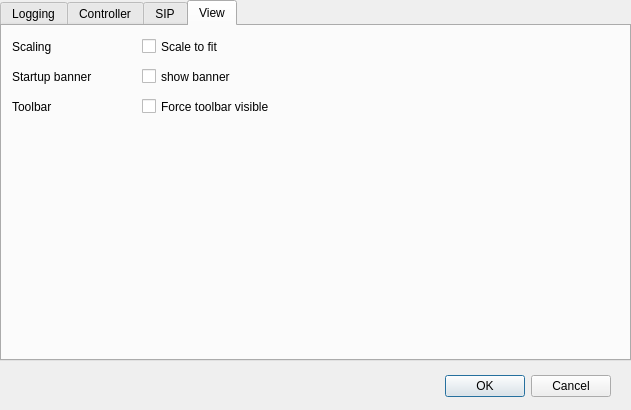
Above: tqtsettings.ui from TheLord45/tpanel before the change. Below: the same form after it.
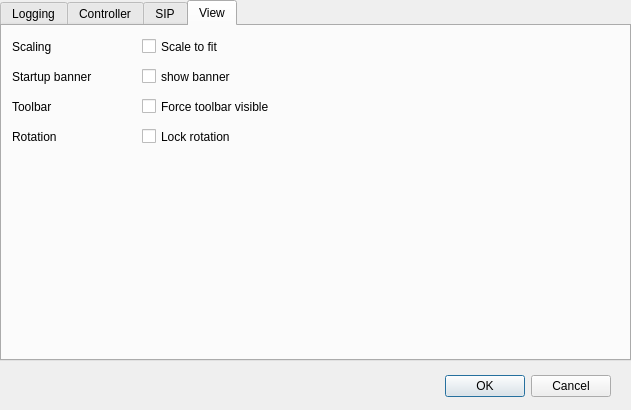
That is the form after the change. The open tabs and pages were chosen to show the change. Icons and pictures are not drawn.

Patch:
```diff
--- a/tqtsettings.ui
+++ b/tqtsettings.ui
@@ -1403,6 +1403,47 @@
       <string>Force toolbar visible</string>
      </property>
     </widget>
+    <widget class="QLabel" name="label_Rotation">
+     <property name="geometry">
+      <rect>
+       <x>10</x>
+       <y>100</y>
+       <width>121</width>
+       <height>22</height>
+      </rect>
+     </property>
+     <property name="sizePolicy">
+      <sizepolicy hsizetype="Expanding" vsizetype="Expanding">
+       <horstretch>0</horstretch>
+       <verstretch>0</verstretch>
+      </sizepolicy>
+     </property>
+     <property name="minimumSize">
+      <size>
+       <width>111</width>
+       <height>22</height>
+      </size>
+     </property>
+     <property name="text">
+      <string>Rotation</string>
+     </property>
+    </widget>
+    <widget class="QCheckBox" name="checkBox_Toolbar_2">
+     <property name="geometry">
+      <rect>
+       <x>140</x>
+       <y>100</y>
+       <width>361</width>
+       <height>21</height>
+      </rect>
+     </property>
+     <property name="toolTip">
+      <string>&lt;html&gt;&lt;head/&gt;&lt;body&gt;&lt;p&gt;If this is checked then the screen will not rotate according to the orientation sensor.&lt;/p&gt;&lt;/body&gt;&lt;/html&gt;</string>
+     </property>
+     <property name="text">
+      <string>Lock rotation</string>
+     </property>
+    </widget>
    </widget>
   </widget>
   <widget class="QDialogButtonBox" name="buttonBox">
```
